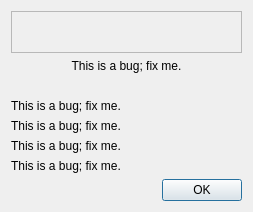
Qt form ui/dialogs/AboutDialog.ui (cegui/ceed-cpp) before a commit.
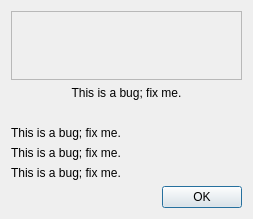
The same form after that commit.

Diff of the .ui file:
```diff
--- a/ui/dialogs/AboutDialog.ui
+++ b/ui/dialogs/AboutDialog.ui
@@ -10,7 +10,7 @@
     <x>0</x>
     <y>0</y>
     <width>253</width>
-    <height>212</height>
+    <height>219</height>
    </rect>
   </property>
   <property name="minimumSize">
@@ -65,16 +65,6 @@
       </widget>
      </item>
      <item row="3" column="0">
-      <widget class="QLabel" name="PySideVersion">
-       <property name="text">
-        <string>This is a bug; fix me.</string>
-       </property>
-       <property name="textInteractionFlags">
-        <set>Qt::NoTextInteraction</set>
-       </property>
-      </widget>
-     </item>
-     <item row="4" column="0">
       <widget class="QLabel" name="QtVersion">
        <property name="text">
         <string>This is a bug; fix me.</string>
@@ -84,16 +74,6 @@
        </property>
       </widget>
      </item>
-     <item row="5" column="0">
-      <widget class="QLabel" name="PyCEGUIVersion">
-       <property name="text">
-        <string>This is a bug; fix me.</string>
-       </property>
-       <property name="textInteractionFlags">
-        <set>Qt::NoTextInteraction</set>
-       </property>
-      </widget>
-     </item>
      <item row="1" column="0">
       <spacer name="horizontalSpacer">
        <property name="orientation">
@@ -107,6 +87,16 @@
        </property>
       </spacer>
      </item>
+     <item row="4" column="0">
+      <widget class="QLabel" name="CEGUIVersion">
+       <property name="text">
+        <string>This is a bug; fix me.</string>
+       </property>
+       <property name="textInteractionFlags">
+        <set>Qt::NoTextInteraction</set>
+       </property>
+      </widget>
+     </item>
     </layout>
    </item>
    <item>
```
Left out of the diff: 11 changed lines with no effect on the pictures.
